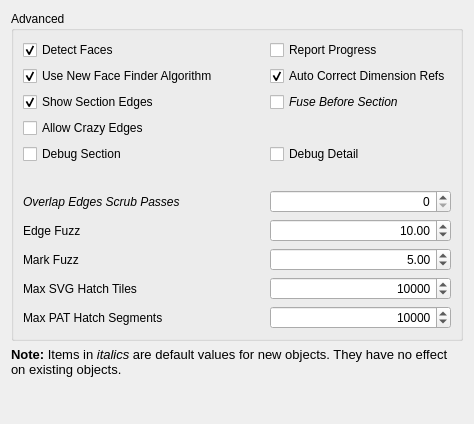
Old version of the form src/Mod/TechDraw/Gui/DlgPrefsTechDrawAdvanced.ui in the repository southseact-3d/fcd.
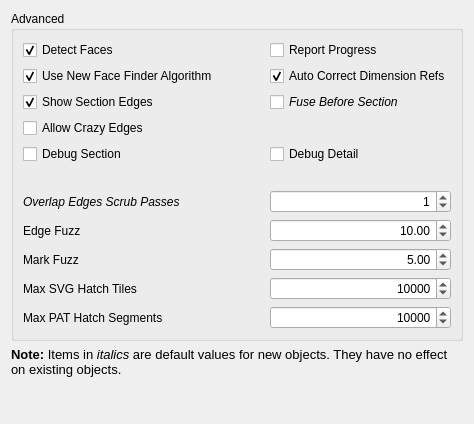
New version of the form. Custom widgets are drawn as their Qt base class.

The edit to the form file:
```diff
--- a/src/Mod/TechDraw/Gui/DlgPrefsTechDrawAdvanced.ui
+++ b/src/Mod/TechDraw/Gui/DlgPrefsTechDrawAdvanced.ui
@@ -499,6 +499,9 @@
           <property name="prefix">
            <string/>
           </property>
+          <property name="value">
+           <number>1</number>
+          </property>
           <property name="prefEntry" stdset="0">
            <cstring>ScrubCount</cstring>
           </property>
```
